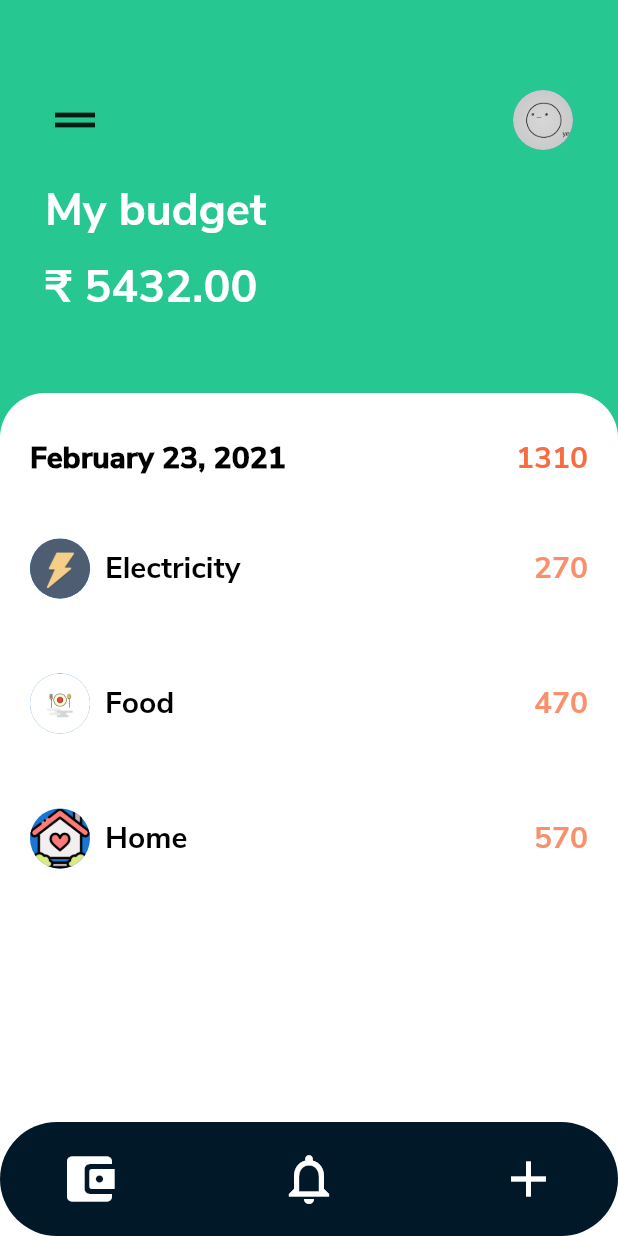
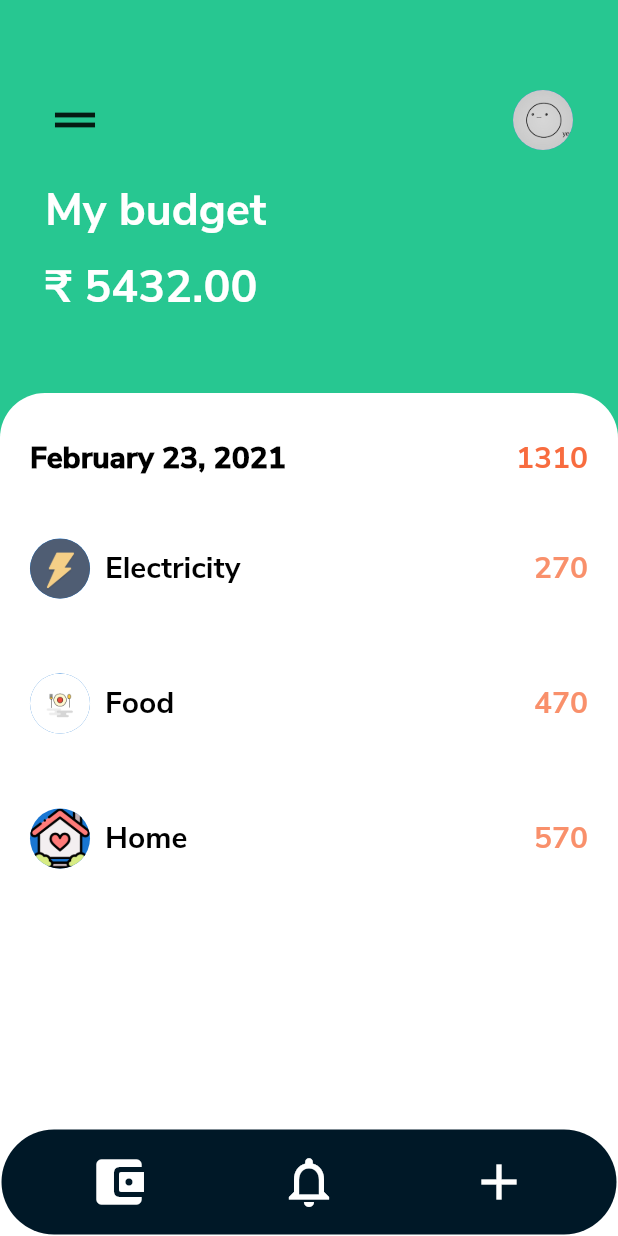
Before and after one commit to keertirajmalik/Pocket-Friend, a Flutter app: the screen it shows after launch, on a phone screen of 412 x 824 dp. Run offline on Flutter 3.47's test engine with Material 2 defaults, Android fonts, the phone set to English and light mode, and no system bars.

Commit message:
added padding between screen and the Icon list

```diff
--- a/lib/widgets/icons.dart
+++ b/lib/widgets/icons.dart
@@ -3,8 +3,10 @@ import 'package:flutter/material.dart';
 class AppIcons extends StatelessWidget {
   @override
   Widget build(BuildContext context) {
-    return Container(
-      padding: const EdgeInsets.all(18.0),
+    return Padding(
+      padding: const EdgeInsets.all(1.0),
+      child: Container(
+        padding: const EdgeInsets.all(15.0),
         decoration: BoxDecoration(
           color: Color(0xff001827),
           borderRadius: BorderRadius.all(
@@ -19,13 +21,11 @@ class AppIcons extends StatelessWidget {
               size: 40.0,
               color: Colors.white,
             ),
-          SizedBox(width: 20.0),
             Icon(
               Icons.notifications_outlined,
               size: 40.0,
               color: Colors.white,
             ),
-          SizedBox(width: 20.0),
             Icon(
               Icons.add,
               size: 40.0,
@@ -33,6 +33,7 @@ class AppIcons extends StatelessWidget {
             ),
           ],
         ),
+      ),
     );
   }
 }
```
Lines whose indentation alone changed are shown as unchanged.
